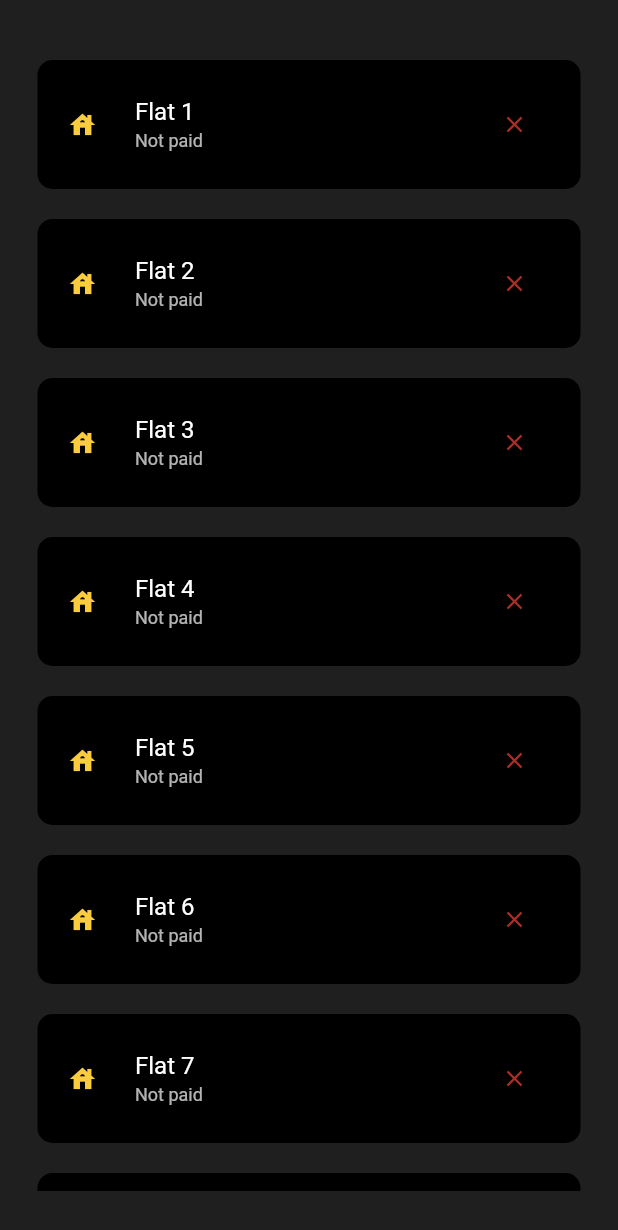
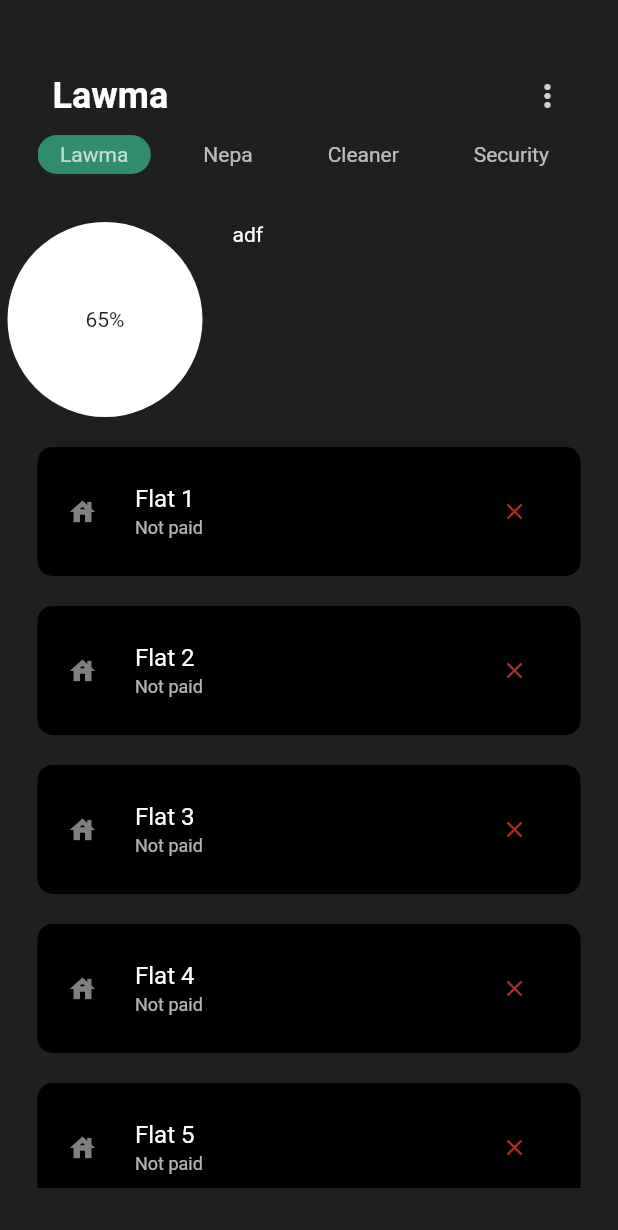
Before and after one commit to XROLE/share_bills_manager, a Flutter app: the screen it shows after launch, on a phone screen of 412 x 824 dp. Shown: the top 1230 px of the screen. Run offline on Flutter 3.47's test engine with Material 2 defaults, Android fonts, the phone set to English and light mode, and no system bars.

Commit message:
home screen modification

```diff
--- a/lib/home/index.dart
+++ b/lib/home/index.dart
@@ -1,9 +1,15 @@
 import 'package:flutter/material.dart';
 import 'package:shared_bills_manager/home/model.dart';
 
-class HomePage extends StatelessWidget {
+class HomePage extends StatefulWidget {
   const HomePage({Key? key}) : super(key: key);
 
+  @override
+  _HomePageState createState() => _HomePageState();
+}
+
+class _HomePageState extends State<HomePage> {
+  int _selectedIndex = 0;
   @override
   Widget build(BuildContext context) {
     final double height = MediaQuery.of(context).size.height;
@@ -14,7 +20,84 @@
         padding: EdgeInsets.symmetric(horizontal: 5, vertical: 30),
         height: height,
         color: Color.fromRGBO(31, 31, 31, 1),
+        child: Column(
+          children: [
+            SizedBox(height: 10),
+            Container(
+              padding: EdgeInsets.symmetric(horizontal: 30, vertical: 10),
+              child: Row(
+                mainAxisAlignment: MainAxisAlignment.spaceBetween,
+                children: [
+                  Text(
+                    bills[_selectedIndex],
+                    style:
+                        TextStyle(color: Colors.white, fontSize: 24, fontWeight: FontWeight.bold),
+                  ),
+                  Icon(
+                    Icons.more_vert,
+                    color: Colors.white.withOpacity(0.8),
+                  )
+                ],
+              ),
+            ),
+            Container(
+              height: 30,
+              padding: const EdgeInsets.symmetric(horizontal: 20),
               child: ListView.builder(
+                scrollDirection: Axis.horizontal,
+                shrinkWrap: true,
+                itemCount: bills.length,
+                itemBuilder: (context, i) {
+                  return Row(
+                    children: [
+                      GestureDetector(
+                        onTap: () {
+                          setState(() {
+                            _selectedIndex = i;
+                          });
+                        },
+                        child: Container(
+                            padding: EdgeInsets.symmetric(horizontal: 15, vertical: 5),
+                            decoration: BoxDecoration(
+                              color: _selectedIndex == i ? Color.fromRGBO(48, 140, 106, 1) : null,
+                              borderRadius: BorderRadius.circular(20),
+                            ),
+                            child: Text(
+                              bills[i],
+                              style: TextStyle(color: Colors.white.withOpacity(0.7)),
+                            )),
+                      ),
+                      SizedBox(width: 20)
+                    ],
+                  );
+                },
+              ),
+            ),
+            SizedBox(height: 30),
+            Container(
+                    height: 130,
+              child: Row(
+                children: [
+                  Container(
+                    height: 130,
+                    width: 130,
+                    decoration: BoxDecoration(color: Colors.white, borderRadius: BorderRadius.circular(100)),
+                    child: Center(child: Text('65%')),
+                  ),
+                  SizedBox(width: 20),
+                  Container(height: 130,
+                  child: Column(children: [
+                    Text('adf', style: TextStyle(color: Colors.white),)
+                  ],)
+                  )
+                ],
+              ),
+            ),
+            SizedBox(height: 10),
+            Container(
+              height: height - 320,
+              child: ListView.builder(
+                padding: EdgeInsets.zero,
                 itemCount: flatObjList.length,
                 itemBuilder: (context, i) {
                   return Container(
@@ -30,7 +113,11 @@
                           children: [
                             Row(
                               children: [
-                          Icon(Icons.house, color: Color.fromRGBO(252, 204, 63, 1), size: 20,),
+                                Icon(
+                                  Icons.house,
+                                  color: Colors.white.withOpacity(0.5),
+                                  size: 20,
+                                ),
                                 SizedBox(width: 25),
                                 Container(
                                   child: Column(
@@ -45,12 +132,14 @@
                                           ? Text(
                                               flatObjList[i].paidOn,
                                               style: TextStyle(
-                                            color: Colors.white.withOpacity(0.7), fontSize: 12),
+                                                  color: Colors.white.withOpacity(0.7),
+                                                  fontSize: 12),
                                             )
                                           : Text(
                                               'Not paid',
                                               style: TextStyle(
-                                            color: Colors.white.withOpacity(0.7), fontSize: 12),
+                                                  color: Colors.white.withOpacity(0.7),
+                                                  fontSize: 12),
                                             ),
                                     ],
                                   ),
@@ -84,6 +173,23 @@
                 },
               ),
             ),
+          ],
+        ),
+      ),
     );
   }
 }
+
+List<String> bills = [
+  'Lawma',
+  'Nepa',
+  'Cleaner',
+  'Security',
+  'Tech',
+  'Gadget',
+  'Vote',
+  'idea',
+  'Another',
+  'Final',
+  'Rent'
+];
```
Also changed, not shown: 1 other file. Lines whose indentation alone changed are shown as unchanged.
